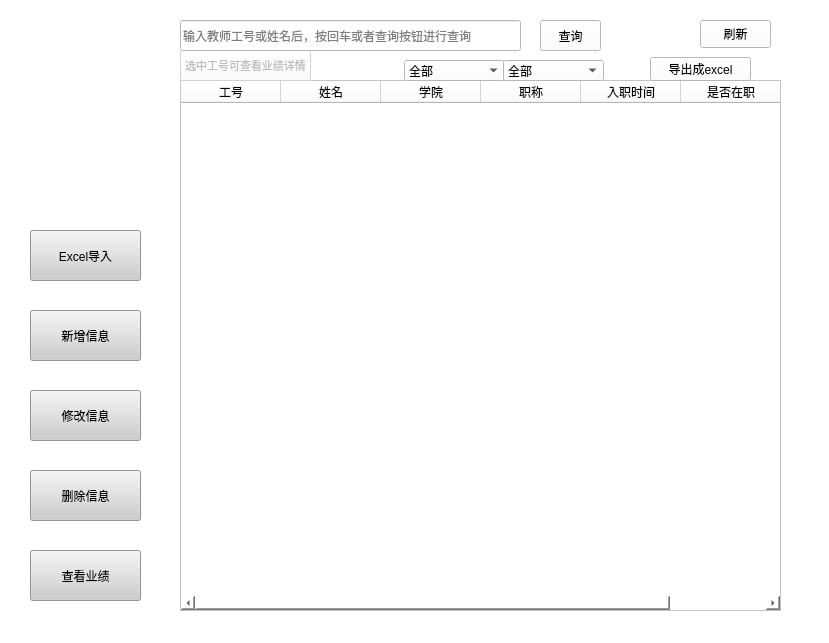
Above: resources/ui/showTeacherInfoWindow.ui from holyswordZZQ/TPSES before the change. Below: the same form after it.
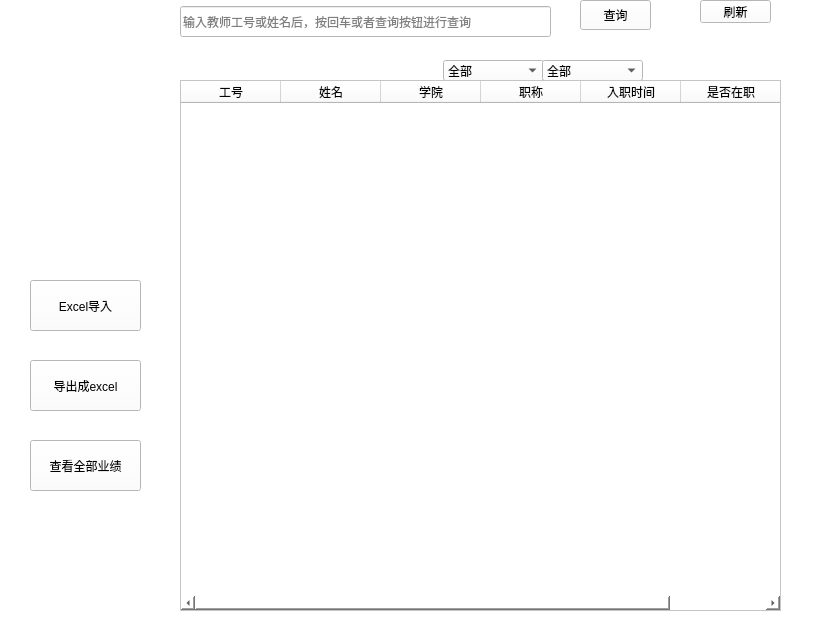
That is the form after the change.

The edit to the form file:
```diff
--- a/resources/ui/showTeacherInfoWindow.ui
+++ b/resources/ui/showTeacherInfoWindow.ui
@@ -6,7 +6,7 @@
    <rect>
     <x>0</x>
     <y>0</y>
-    <width>829</width>
+    <width>838</width>
     <height>643</height>
    </rect>
   </property>
@@ -16,38 +16,6 @@
   <property name="styleSheet">
    <string notr="true">background-color: rgb(255, 255, 255);</string>
   </property>
-  <widget class="QPushButton" name="add_account_button">
-   <property name="geometry">
-    <rect>
-     <x>30</x>
-     <y>310</y>
-     <width>111</width>
-     <height>51</height>
-    </rect>
-   </property>
-   <property name="styleSheet">
-    <string notr="true">background-color: rgb(205, 205, 205);</string>
-   </property>
-   <property name="text">
-    <string>新增信息</string>
-   </property>
-  </widget>
-  <widget class="QPushButton" name="modify_account_button">
-   <property name="geometry">
-    <rect>
-     <x>30</x>
-     <y>390</y>
-     <width>111</width>
-     <height>51</height>
-    </rect>
-   </property>
-   <property name="styleSheet">
-    <string notr="true">background-color: rgb(205, 205, 205);</string>
-   </property>
-   <property name="text">
-    <string>修改信息</string>
-   </property>
-  </widget>
   <widget class="QTableWidget" name="table">
    <property name="geometry">
     <rect>
@@ -120,7 +88,7 @@
   <widget class="QComboBox" name="comboBox_xueyuan">
    <property name="geometry">
     <rect>
-     <x>404</x>
+     <x>443</x>
      <y>60</y>
      <width>101</width>
      <height>21</height>
@@ -145,7 +113,7 @@
   <widget class="QComboBox" name="comboBox_zhicheng">
    <property name="geometry">
     <rect>
-     <x>503</x>
+     <x>542</x>
      <y>60</y>
      <width>101</width>
      <height>21</height>
@@ -177,34 +145,13 @@
     </property>
    </item>
   </widget>
-  <widget class="QPushButton" name="pushButton">
-   <property name="enabled">
-    <bool>false</bool>
-   </property>
-   <property name="geometry">
-    <rect>
-     <x>180</x>
-     <y>50</y>
-     <width>131</width>
-     <height>31</height>
-    </rect>
-   </property>
-   <property name="font">
-    <font>
-     <pointsize>8</pointsize>
-    </font>
-   </property>
-   <property name="text">
-    <string>选中工号可查看业绩详情</string>
-   </property>
-  </widget>
   <widget class="QPushButton" name="search_button">
    <property name="geometry">
     <rect>
-     <x>540</x>
-     <y>20</y>
-     <width>61</width>
-     <height>31</height>
+     <x>580</x>
+     <y>0</y>
+     <width>71</width>
+     <height>30</height>
     </rect>
    </property>
    <property name="text">
@@ -215,8 +162,8 @@
    <property name="geometry">
     <rect>
      <x>180</x>
-     <y>20</y>
-     <width>341</width>
+     <y>6</y>
+     <width>371</width>
      <height>31</height>
     </rect>
    </property>
@@ -228,9 +175,9 @@
    <property name="geometry">
     <rect>
      <x>700</x>
-     <y>20</y>
+     <y>0</y>
      <width>71</width>
-     <height>28</height>
+     <height>23</height>
     </rect>
    </property>
    <property name="text">
@@ -241,25 +188,25 @@
    <property name="geometry">
     <rect>
      <x>30</x>
-     <y>550</y>
+     <y>440</y>
      <width>111</width>
      <height>51</height>
     </rect>
    </property>
    <property name="styleSheet">
-    <string notr="true">background-color: rgb(205, 205, 205);</string>
+    <string notr="true"/>
    </property>
    <property name="text">
-    <string>查看业绩</string>
+    <string>查看全部业绩</string>
    </property>
   </widget>
   <widget class="QLabel" name="imageLabel">
    <property name="geometry">
     <rect>
-     <x>20</x>
-     <y>60</y>
-     <width>141</width>
-     <height>141</height>
+     <x>0</x>
+     <y>50</y>
+     <width>294</width>
+     <height>301</height>
     </rect>
    </property>
    <property name="text">
@@ -269,33 +216,17 @@
     <enum>Qt::PlainText</enum>
    </property>
   </widget>
-  <widget class="QPushButton" name="deleteButton">
-   <property name="geometry">
-    <rect>
-     <x>30</x>
-     <y>470</y>
-     <width>111</width>
-     <height>51</height>
-    </rect>
-   </property>
-   <property name="styleSheet">
-    <string notr="true">background-color: rgb(205, 205, 205);</string>
-   </property>
-   <property name="text">
-    <string>删除信息</string>
-   </property>
-  </widget>
   <widget class="QPushButton" name="excelImportButton">
    <property name="geometry">
     <rect>
      <x>30</x>
-     <y>230</y>
+     <y>280</y>
      <width>111</width>
      <height>51</height>
     </rect>
    </property>
    <property name="styleSheet">
-    <string notr="true">background-color: rgb(205, 205, 205);</string>
+    <string notr="true"/>
    </property>
    <property name="text">
     <string>Excel导入</string>
@@ -304,16 +235,54 @@
   <widget class="QPushButton" name="exportButton">
    <property name="geometry">
     <rect>
-     <x>650</x>
-     <y>57</y>
-     <width>101</width>
-     <height>24</height>
+     <x>30</x>
+     <y>360</y>
+     <width>111</width>
+     <height>51</height>
     </rect>
    </property>
    <property name="text">
     <string>导出成excel</string>
    </property>
   </widget>
+  <widget class="QLabel" name="divideLabel">
+   <property name="geometry">
+    <rect>
+     <x>0</x>
+     <y>50</y>
+     <width>841</width>
+     <height>591</height>
+    </rect>
+   </property>
+   <property name="text">
+    <string/>
+   </property>
+  </widget>
+  <widget class="QLabel" name="logoLabel">
+   <property name="geometry">
+    <rect>
+     <x>3</x>
+     <y>9</y>
+     <width>171</width>
+     <height>41</height>
+    </rect>
+   </property>
+   <property name="text">
+    <string/>
+   </property>
+  </widget>
+  <zorder>divideLabel</zorder>
+  <zorder>comboBox_xueyuan</zorder>
+  <zorder>comboBox_zhicheng</zorder>
+  <zorder>search_button</zorder>
+  <zorder>search_text</zorder>
+  <zorder>refreshButton</zorder>
+  <zorder>searchButton</zorder>
+  <zorder>exportButton</zorder>
+  <zorder>imageLabel</zorder>
+  <zorder>table</zorder>
+  <zorder>excelImportButton</zorder>
+  <zorder>logoLabel</zorder>
  </widget>
  <resources/>
  <connections/>
```
Left out of the diff: 3 changed lines with no effect on the pictures.
